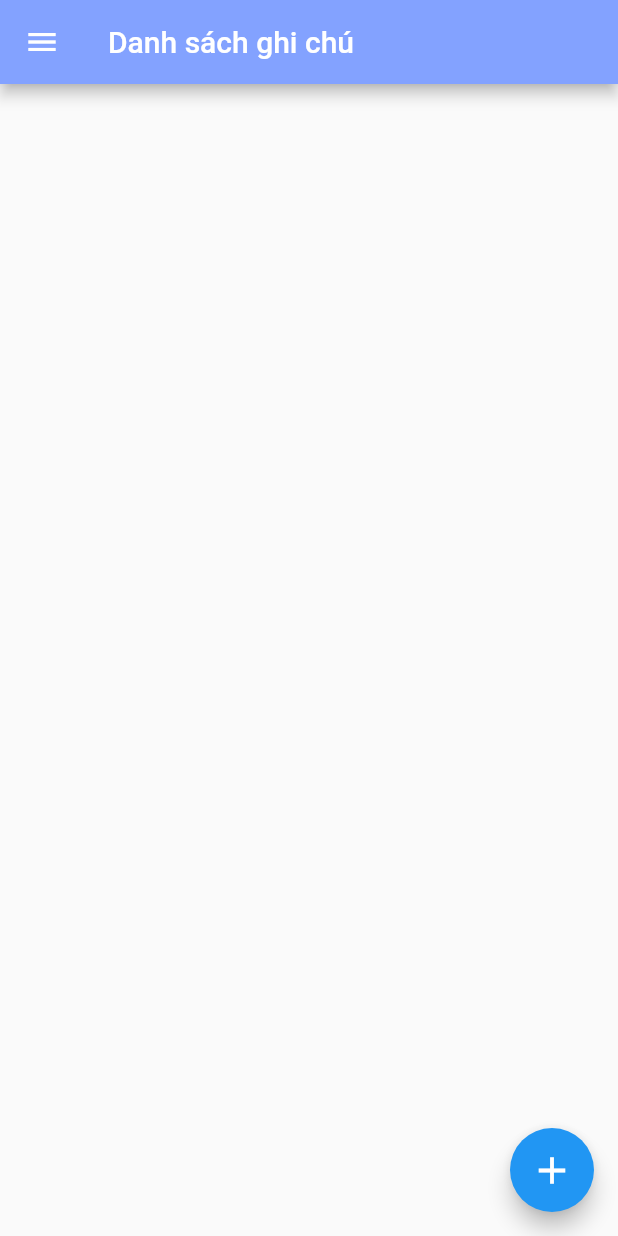
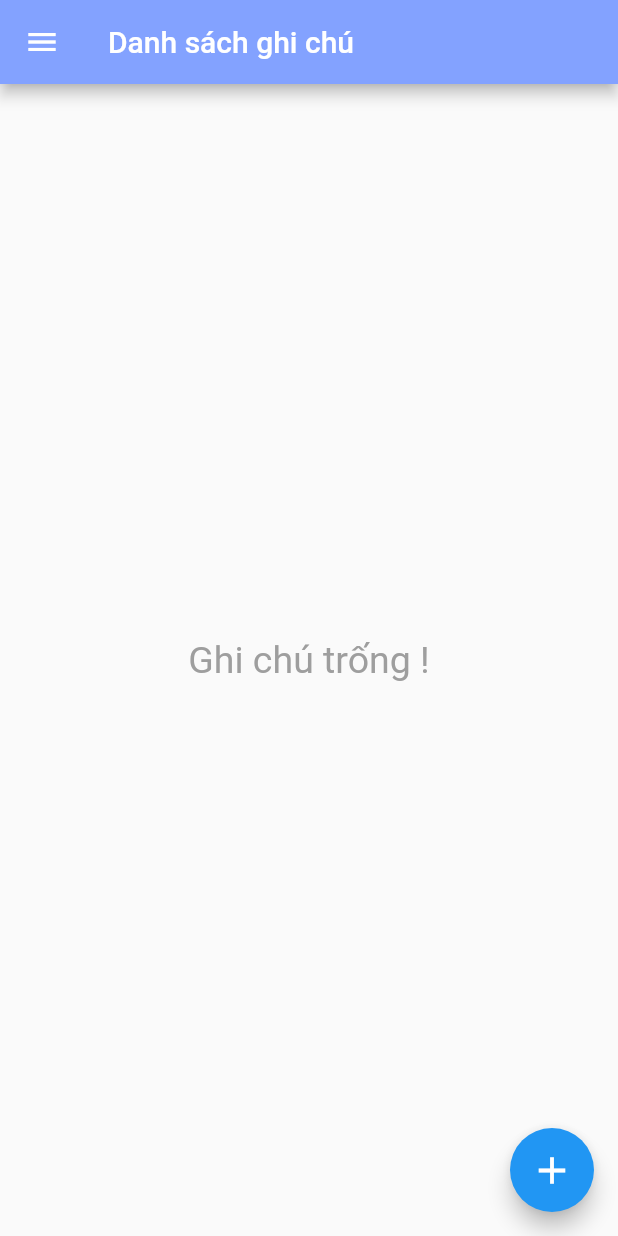
Before and after one commit to khanhluongHA/musicApp_and_weatherApp, a Flutter app: the HomeApp screen opened directly, on a phone screen of 412 x 824 dp. Run offline on Flutter 3.47's test engine with Material 2 defaults, Android fonts, the phone set to English and light mode, and no system bars; our stand-ins replace bloc, equatable, flutter_bloc, lottie, shared_preferences; accounts and stored records are empty.

Commit message:
hiển thị ghi chú trống

```diff
--- a/lib/bloc/register_bloc.dart
+++ b/lib/bloc/register_bloc.dart
@@ -1,7 +1,6 @@
 import 'package:bloc/bloc.dart';
 import 'package:equatable/equatable.dart';
 import 'package:test_bloc/bloc/login_bloc.dart';
-import 'package:test_bloc/bloc/note_bloc.dart';
 import 'package:test_bloc/config/print_color.dart';
 import 'package:test_bloc/models/user_model.dart';
 
--- a/lib/screens/home_app.dart
+++ b/lib/screens/home_app.dart
@@ -85,19 +85,18 @@ class _HomeAppState extends State<HomeApp> {
             return Container(
               height: MediaQuery.of(context).size.height,
               width: MediaQuery.of(context).size.width,
-              decoration: const BoxDecoration(
-                  // gradient: LinearGradient(colors: [
-                  //   Color(
-                  //     0xFFFFC5C5,
-                  //   ),
-                  //   Color(0xFF89B9AD)
-                  // ], begin: Alignment.topLeft, end: Alignment.bottomRight),
-                  ),
+              decoration: const BoxDecoration(),
               child: Padding(
                 padding: const EdgeInsets.all(20),
                 child: Column(
+                  mainAxisAlignment: MainAxisAlignment.center,
                   children: [
-                    Expanded(
+                    state.notes.isEmpty
+                        ? const Text(
+                            'Ghi chú trống !',
+                            style: TextStyle(fontSize: 25, color: Colors.grey),
+                          )
+                        : Expanded(
                             child: ListView.separated(
                                 padding: const EdgeInsets.only(bottom: 65),
                                 itemBuilder: (context, index) {
@@ -106,7 +105,8 @@ class _HomeAppState extends State<HomeApp> {
                                     contentNote: state.notes[index].content,
                                     timeNote: state.notes[index].time,
                                     onTapDelete: () {
-                                noteBloc.add(RemoveNote(removeIndex: index));
+                                      noteBloc
+                                          .add(RemoveNote(removeIndex: index));
                                     },
                                     onTapChanged: () {
                                       titleUpdateController.text =
@@ -123,13 +123,15 @@ class _HomeAppState extends State<HomeApp> {
                                                 titleChanged:
                                                     titleUpdateController.text,
                                                 contentChanged:
-                                              contentUpdateController.text),
+                                                    contentUpdateController
+                                                        .text),
                                           );
                                           Navigator.pop(context);
                                         },
                                         content: '',
                                         titleController: titleUpdateController,
-                                  contentController: contentUpdateController,
+                                        contentController:
+                                            contentUpdateController,
                                       );
                                     },
                                   );
--- a/lib/screens/register_screen.dart
+++ b/lib/screens/register_screen.dart
@@ -25,7 +25,7 @@ class RegisterScreen extends StatelessWidget {
 
     return Scaffold(
       appBar: AppBar(
-        backgroundColor: Color(0xFF83A2FF),
+        backgroundColor: const Color(0xFF83A2FF),
       ),
       body: SingleChildScrollView(
         child: Center(
--- a/lib/screens/splash_screen.dart
+++ b/lib/screens/splash_screen.dart
@@ -48,7 +48,7 @@ class _SplashScreenState extends State<SplashScreen> {
   @override
   Widget build(BuildContext context) {
     return Scaffold(
-      backgroundColor: Color(0xFF9EDDFF),
+      backgroundColor: const Color(0xFF9EDDFF),
       body: Center(
           child: Column(
         mainAxisAlignment: MainAxisAlignment.center,
--- a/lib/widgets/button_submit.dart
+++ b/lib/widgets/button_submit.dart
@@ -9,7 +9,7 @@ class ButtonSubmit extends StatelessWidget {
   @override
   Widget build(BuildContext context) {
     return ElevatedButton(
-      style: ElevatedButton.styleFrom(backgroundColor: Color(0xFF83A2FF)),
+      style: ElevatedButton.styleFrom(backgroundColor: const Color(0xFF83A2FF)),
       onPressed: () {
         onPressed.call();
       },
```
Also changed, not shown: lib/widgets/item_note.dart (+3 -5 lines), assets/images/txuan.png (deleted). Lines whose indentation alone changed are shown as unchanged.
